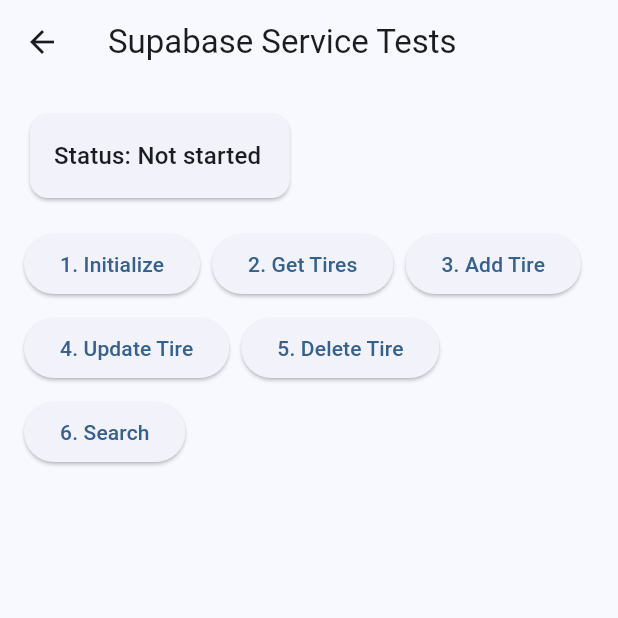
After one commit to sluzzi21/TireSalesApp, a Flutter app: the screen it shows after launch, after a tap on the "science" icon, on a phone screen of 412 x 824 dp, the top half of it. The commit adds this screen. Run offline on Flutter 3.47's test engine with Material 3 defaults, Android fonts, the phone set to English and light mode, and no system bars; our stand-ins replace cloud_firestore, supabase_flutter; missing offline and left inert: dart:html; accounts and stored records are empty.

Commit message:
Add Supabase integration and testing screens
- Add supabase_flutter dependency
- Create SupabaseConfig for storing credentials
- Implement SupabaseService with CRUD operations
- Add diagnostic screens for testing Supabase connectivity
- Update Tire model to handle snake_case database fields
- Configure RLS policies for Supabase table access

```diff
--- /dev/null
+++ b/lib/config/supabase_config.dart
@@ -0,0 +1,4 @@
+class SupabaseConfig {
+  static const String url = 'https://esvztnqhlfetmbmcirhl.supabase.co';
+  static const String anonKey = 'eyJhbGciOiJIUzI1NiIsInR5cCI6IkpXVCJ9.eyJpc3MiOiJzdXBhYmFzZSIsInJlZiI6ImVzdnp0bnFobGZldG1ibWNpcmhsIiwicm9sZSI6ImFub24iLCJpYXQiOjE3NDQyMjM2MzgsImV4cCI6MjA1OTc5OTYzOH0.iiHV0XRB1E6D_zzsoI1amVrE_JAbTjJQxJEL8ZK3PoU';
+}
--- a/lib/screens/home_screen.dart
+++ b/lib/screens/home_screen.dart
@@ -4,6 +4,8 @@
 import '../models/tire.dart';
 import '../widgets/add_tire_dialog.dart';
 import '../widgets/tire_list.dart';
+import 'supabase_test_screen.dart';
+import 'supabase_service_test_screen.dart';
 
 class HomeScreen extends StatelessWidget {
   const HomeScreen({super.key});
@@ -39,6 +41,30 @@
               Navigator.pushNamed(context, '/add-samples');
             },
           ),
+          IconButton(
+            icon: const Icon(Icons.bug_report),
+            tooltip: 'Supabase Test',
+            onPressed: () {
+              Navigator.push(
+                context,
+                MaterialPageRoute(
+                  builder: (context) => const SupabaseTestScreen(),
+                ),
+              );
+            },
+          ),
+          IconButton(
+            icon: const Icon(Icons.science),
+            tooltip: 'Service Tests',
+            onPressed: () {
+              Navigator.push(
+                context,
+                MaterialPageRoute(
+                  builder: (context) => const SupabaseServiceTestScreen(),
+                ),
+              );
+            },
+          ),
         ],
       ),
       body: Consumer<InventoryProvider>(
--- /dev/null
+++ b/lib/screens/supabase_service_test_screen.dart
@@ -0,0 +1,226 @@
+import 'package:flutter/material.dart';
+import '../services/supabase_service.dart';
+import '../models/tire.dart';
+
+class SupabaseServiceTestScreen extends StatefulWidget {
+  const SupabaseServiceTestScreen({super.key});
+
+  @override
+  State<SupabaseServiceTestScreen> createState() => _SupabaseServiceTestScreenState();
+}
+
+class _SupabaseServiceTestScreenState extends State<SupabaseServiceTestScreen> {
+  final _service = SupabaseService.instance;
+  String _status = 'Not started';
+  List<Tire> _tires = [];
+  String? _error;
+  String? _lastCreatedTireId;
+
+  Future<void> _runTest(String name, Future<void> Function() test) async {
+    try {
+      setState(() {
+        _status = 'Running $name...';
+        _error = null;
+      });
+      await test();
+      setState(() => _status = '$name completed successfully');
+    } catch (e, stackTrace) {
+      final errorDetails = '$name error:\n$e\n\nStack trace:\n$stackTrace';
+      setState(() {
+        _error = errorDetails;
+        _status = '$name failed';
+      });
+      print(errorDetails);
+    }
+  }
+
+  Future<void> _testInitialize() async {
+    await _runTest('Initialize', () async {
+      await _service.initialize();
+    });
+  }
+
+  Future<void> _testGetTires() async {
+    await _runTest('Get Tires', () async {
+      final tires = await _service.getTires();
+      setState(() => _tires = tires);
+      print('Found ${tires.length} tires');
+    });
+  }
+
+  Future<void> _testAddTire() async {
+    await _runTest('Add Tire', () async {
+      final newTire = Tire(
+        brand: 'Test Brand',
+        model: 'Test Model',
+        width: '225',
+        ratio: '65',
+        diameter: '17',
+        price: 199.99,
+        category: 'Test',
+        description: 'Test tire created at ${DateTime.now()}',
+        quantity: 1,
+      );
+
+      final addedTire = await _service.addTire(newTire);
+      setState(() => _lastCreatedTireId = addedTire.id);
+      print('Added tire with ID: ${addedTire.id}');
+    });
+  }
+
+  Future<void> _testUpdateTire() async {
+    if (_lastCreatedTireId == null) {
+      setState(() => _error = 'No tire to update. Create a tire first.');
+      return;
+    }
+
+    await _runTest('Update Tire', () async {
+      final tire = await _service.getTireById(_lastCreatedTireId!);
+      if (tire == null) throw Exception('Tire not found');
+
+      final updatedTire = Tire(
+        id: tire.id,
+        brand: tire.brand,
+        model: '${tire.model} (Updated)',
+        width: tire.width,
+        ratio: tire.ratio,
+        diameter: tire.diameter,
+        price: tire.price,
+        category: tire.category,
+        description: '${tire.description} - Updated at ${DateTime.now()}',
+        quantity: tire.quantity + 1,
+      );
+
+      await _service.updateTire(updatedTire);
+      print('Updated tire with ID: ${updatedTire.id}');
+    });
+  }
+
+  Future<void> _testDeleteTire() async {
+    if (_lastCreatedTireId == null) {
+      setState(() => _error = 'No tire to delete. Create a tire first.');
+      return;
+    }
+
+    await _runTest('Delete Tire', () async {
+      await _service.deleteTire(_lastCreatedTireId!);
+      print('Deleted tire with ID: $_lastCreatedTireId');
+      setState(() => _lastCreatedTireId = null);
+    });
+  }
+
+  Future<void> _testSearch() async {
+    await _runTest('Search Tires', () async {
+      final results = await _service.searchTires(
+        brand: 'Test',
+        minPrice: 100,
+        maxPrice: 300,
+      );
+      print('Found ${results.length} tires matching search criteria');
+    });
+  }
+
+  @override
+  Widget build(BuildContext context) {
+    return Scaffold(
+      appBar: AppBar(
+        title: const Text('Supabase Service Tests'),
+      ),
+      body: SingleChildScrollView(
+        padding: const EdgeInsets.all(16.0),
+        child: Column(
+          crossAxisAlignment: CrossAxisAlignment.start,
+          children: [
+            // Status Section
+            Card(
+              child: Padding(
+                padding: const EdgeInsets.all(16.0),
+                child: Column(
+                  crossAxisAlignment: CrossAxisAlignment.start,
+                  children: [
+                    SelectableText(
+                      'Status: $_status',
+                      style: Theme.of(context).textTheme.titleMedium,
+                    ),
+                    if (_error != null)
+                      Padding(
+                        padding: const EdgeInsets.only(top: 8.0),
+                        child: SelectableText(
+                          _error!,
+                          style: const TextStyle(color: Colors.red),
+                        ),
+                      ),
+                    if (_lastCreatedTireId != null)
+                      Padding(
+                        padding: const EdgeInsets.only(top: 8.0),
+                        child: SelectableText(
+                          'Last created tire ID: $_lastCreatedTireId',
+                        ),
+                      ),
+                  ],
+                ),
+              ),
+            ),
+            const SizedBox(height: 16),
+
+            // Test Buttons
+            Wrap(
+              spacing: 8.0,
+              runSpacing: 8.0,
+              children: [
+                ElevatedButton(
+                  onPressed: _testInitialize,
+                  child: const Text('1. Initialize'),
+                ),
+                ElevatedButton(
+                  onPressed: _testGetTires,
+                  child: const Text('2. Get Tires'),
+                ),
+                ElevatedButton(
+                  onPressed: _testAddTire,
+                  child: const Text('3. Add Tire'),
+                ),
+                ElevatedButton(
+                  onPressed: _testUpdateTire,
+                  child: const Text('4. Update Tire'),
+                ),
+                ElevatedButton(
+                  onPressed: _testDeleteTire,
+                  child: const Text('5. Delete Tire'),
+                ),
+                ElevatedButton(
+                  onPressed: _testSearch,
+                  child: const Text('6. Search'),
+                ),
+              ],
+            ),
+            const SizedBox(height: 16),
+
+            // Results Section
+            if (_tires.isNotEmpty) ...[
+              Text('Found ${_tires.length} tires:',
+                  style: Theme.of(context).textTheme.titleMedium),
+              const SizedBox(height: 8),
+              ListView.builder(
+                shrinkWrap: true,
+                physics: const NeverScrollableScrollPhysics(),
+                itemCount: _tires.length,
+                itemBuilder: (context, index) {
+                  final tire = _tires[index];
+                  return Card(
+                    child: ListTile(
+                      title: SelectableText('${tire.brand} ${tire.model}'),
+                      subtitle: SelectableText(
+                          '${tire.size} - \$${tire.price?.toStringAsFixed(2) ?? "N/A"}'),
+                      trailing: SelectableText('Qty: ${tire.quantity}'),
+                    ),
+                  );
+                },
+              ),
+            ],
+          ],
+        ),
+      ),
+    );
+  }
+}
--- /dev/null
+++ b/lib/screens/supabase_test_screen.dart
@@ -0,0 +1,155 @@
+import 'package:flutter/material.dart';
+import 'package:supabase_flutter/supabase_flutter.dart';
+import '../config/supabase_config.dart';
+
+class SupabaseTestScreen extends StatefulWidget {
+  const SupabaseTestScreen({super.key});
+
+  @override
+  State<SupabaseTestScreen> createState() => _SupabaseTestScreenState();
+}
+
+class _SupabaseTestScreenState extends State<SupabaseTestScreen> {
+  bool _isLoading = false;
+  String _status = 'Not connected';
+  List<Map<String, dynamic>> _tires = [];
+  String? _error;
+
+  @override
+  void initState() {
+    super.initState();
+    // Initialize Supabase when screen loads
+    Future.microtask(() => _initializeSupabase());
+  }
+
+  Future<void> _initializeSupabase() async {
+    setState(() {
+      _isLoading = true;
+      _error = null;
+      _status = 'Initializing Supabase...';
+    });
+
+    try {
+      try {
+        // Try to access the client, if it works, we're already initialized
+        final _ = Supabase.instance;
+        setState(() => _status = 'Already connected to Supabase');
+      } catch (_) {
+        // Not initialized, so initialize it
+        await Supabase.initialize(
+          url: SupabaseConfig.url,
+          anonKey: SupabaseConfig.anonKey,
+        );
+        setState(() => _status = 'Connected to Supabase');
+      }
+
+      // Test connection by querying tires
+      setState(() => _status = '$_status\nTesting connection...');
+      await _queryTires();
+      setState(() => _status = '$_status\nSuccessfully queried tires table');
+    } catch (e) {
+      setState(() {
+        _error = 'Connection error: ${e.toString()}';
+        _status = 'Failed to connect';
+      });
+      print('Supabase error: $e'); // For debugging
+    } finally {
+      setState(() => _isLoading = false);
+    }
+  }
+
+  Future<void> _queryTires() async {
+    try {
+      setState(() => _status = '$_status\nQuerying tires table...');
+
+      final response = await Supabase.instance.client
+          .from('tires')
+          .select()
+          .limit(10);
+
+      if (response == null) {
+        throw Exception('No response from Supabase');
+      }
+
+      setState(() {
+        _tires = List<Map<String, dynamic>>.from(response);
+        _error = null;
+      });
+    } catch (e) {
+      setState(() => _error = 'Query error: ${e.toString()}');
+      print('Query error: $e'); // For debugging
+      rethrow; // Allow parent to handle error
+    }
+  }
+
+  @override
+  Widget build(BuildContext context) {
+    return Scaffold(
+      appBar: AppBar(
+        title: const Text('Supabase Connection Test'),
+        actions: [
+          IconButton(
+            icon: const Icon(Icons.refresh),
+            onPressed: _isLoading ? null : _initializeSupabase,
+          ),
+        ],
+      ),
+      body: Padding(
+        padding: const EdgeInsets.all(16.0),
+        child: Column(
+          crossAxisAlignment: CrossAxisAlignment.start,
+          children: [
+            // Status Section
+            Card(
+              child: Padding(
+                padding: const EdgeInsets.all(16.0),
+                child: Column(
+                  crossAxisAlignment: CrossAxisAlignment.start,
+                  children: [
+                    Text('Status: $_status',
+                        style: Theme.of(context).textTheme.titleMedium),
+                    if (_isLoading)
+                      const Padding(
+                        padding: EdgeInsets.only(top: 8.0),
+                        child: LinearProgressIndicator(),
+                      ),
+                    if (_error != null)
+                      Padding(
+                        padding: const EdgeInsets.only(top: 8.0),
+                        child: Text(_error!,
+                            style: const TextStyle(color: Colors.red)),
+                      ),
+                  ],
+                ),
+              ),
+            ),
+            const SizedBox(height: 16),
+
+            // Tires Section
+            if (_tires.isNotEmpty) ...[
+              Text('First ${_tires.length} tires:',
+                  style: Theme.of(context).textTheme.titleMedium),
+              const SizedBox(height: 8),
+              Expanded(
+                child: ListView.builder(
+                  itemCount: _tires.length,
+                  itemBuilder: (context, index) {
+                    final tire = _tires[index];
+                    return Card(
+                      child: ListTile(
+                        title: Text('${tire['brand']} ${tire['model'] ?? ''}'),
+                        subtitle: Text(
+                            '${tire['width']}/${tire['ratio']}R${tire['diameter']}'),
+                        trailing: Text('\$${tire['price'] ?? 0.0}'),
+                      ),
+                    );
+                  },
+                ),
+              ),
+            ],
+          ],
+        ),
+      ),
+    );
+  }
+}
--- /dev/null
+++ b/lib/services/supabase_service.dart
@@ -0,0 +1,195 @@
+import 'package:supabase_flutter/supabase_flutter.dart';
+import '../config/supabase_config.dart';
+import '../models/tire.dart';
+
+class SupabaseService {
+  static SupabaseService? _instance;
+  late final SupabaseClient _client;
+  bool _isInitialized = false;
+
+  // Private constructor
+  SupabaseService._();
+
+  // Singleton instance
+  static SupabaseService get instance {
+    _instance ??= SupabaseService._();
+    return _instance!;
+  }
+
+  bool get isInitialized => _isInitialized;
+
+  /// Initialize Supabase client
+  Future<void> initialize() async {
+    if (_isInitialized) return;
+
+    try {
+      await Supabase.initialize(
+        url: SupabaseConfig.url,
+        anonKey: SupabaseConfig.anonKey,
+      );
+      _client = Supabase.instance.client;
+      _isInitialized = true;
+    } catch (e) {
+      print('Error initializing Supabase: $e');
+      rethrow;
+    }
+  }
+
+  /// Get all tires
+  Future<List<Tire>> getTires() async {
+    try {
+      final response = await _client
+          .from('tires')
+          .select();
+
+      return (response as List)
+          .map((json) => Tire.fromJson(Map<String, dynamic>.from(json)))
+          .toList();
+    } catch (e) {
+      print('Error fetching tires: $e');
+      rethrow;
+    }
+  }
+
+  /// Get a single tire by ID
+  Future<Tire?> getTireById(String id) async {
+    try {
+      final response = await _client
+          .from('tires')
+          .select()
+          .eq('id', id)
+          .single();
+
+      if (response == null) return null;
+      return Tire.fromJson(Map<String, dynamic>.from(response));
+    } catch (e) {
+      print('Error fetching tire by ID: $e');
+      rethrow;
+    }
+  }
+
+  /// Add a new tire
+  Future<Tire> addTire(Tire tire) async {
+    try {
+      // Log the tire data being sent
+      print('Attempting to add tire with data:');
+      print(tire.toJson());
+
+      final response = await _client
+          .from('tires')
+          .insert(tire.toSupabaseJson())
+          .select()
+          .single();
+
+      print('Received response:');
+      print(response);
+
+      return Tire.fromJson(Map<String, dynamic>.from(response));
+    } catch (e, stackTrace) {
+      print('Error adding tire: $e');
+      print('Stack trace: $stackTrace');
+      rethrow;
+    }
+  }
+
+  /// Update an existing tire
+  Future<Tire> updateTire(Tire tire) async {
+    try {
+      final response = await _client
+          .from('tires')
+          .update(tire.toSupabaseJson())
+          .eq('id', tire.id)
+          .select()
+          .single();
+
+      return Tire.fromJson(Map<String, dynamic>.from(response));
+    } catch (e) {
+      print('Error updating tire: $e');
+      rethrow;
+    }
+  }
+
+  /// Delete a tire
+  Future<void> deleteTire(String id) async {
+    try {
+      await _client
+          .from('tires')
+          .delete()
+          .eq('id', id);
+    } catch (e) {
+      print('Error deleting tire: $e');
+      rethrow;
+    }
+  }
+
+  /// Search tires with filters
+  Future<List<Tire>> searchTires({
+    String? brand,
+    String? model,
+    String? width,
+    String? ratio,
+    String? diameter,
+    String? category,
+    double? minPrice,
+    double? maxPrice,
+  }) async {
+    try {
+      var query = _client
+          .from('tires')
+          .select();
+
+      if (brand != null) {
+        query = query.ilike('brand', '%$brand%');
+      }
+      if (model != null) {
+        query = query.ilike('model', '%$model%');
+      }
+      if (width != null) {
+        query = query.eq('width', width);
+      }
+      if (ratio != null) {
+        query = query.eq('ratio', ratio);
+      }
+      if (diameter != null) {
+        query = query.eq('diameter', diameter);
+      }
+      if (category != null) {
+        query = query.eq('category', category);
+      }
+      if (minPrice != null) {
+        query = query.gte('price', minPrice);
+      }
+      if (maxPrice != null) {
+        query = query.lte('price', maxPrice);
+      }
+
+      final response = await query;
+
+      return (response as List)
+          .map((json) => Tire.fromJson(Map<String, dynamic>.from(json)))
+          .toList();
+    } catch (e) {
+      print('Error searching tires: $e');
+      rethrow;
+    }
+  }
+
+  /// Get distinct values for a column
+  Future<List<String>> getDistinctValues(String column) async {
+    try {
+      final response = await _client
+          .from('tires')
+          .select(column)
+          .not(column, 'is', null);
+
+      return (response as List)
+          .map((json) => json[column].toString())
+          .toSet() // Remove duplicates
+          .toList()
+        ..sort(); // Sort alphabetically
+    } catch (e) {
+      print('Error getting distinct values: $e');
+      rethrow;
+    }
+  }
+}
--- a/pubspec.yaml
+++ b/pubspec.yaml
@@ -14,6 +14,7 @@
   intl: ^0.19.0
   cupertino_icons: ^1.0.2
   universal_html: ^2.2.4
+  supabase_flutter: ^2.3.4
 
 dev_dependencies:
   flutter_test:
```
Also changed, not shown: lib/models/tire.dart (+24 -6 lines), pubspec.lock, 5 other files.
